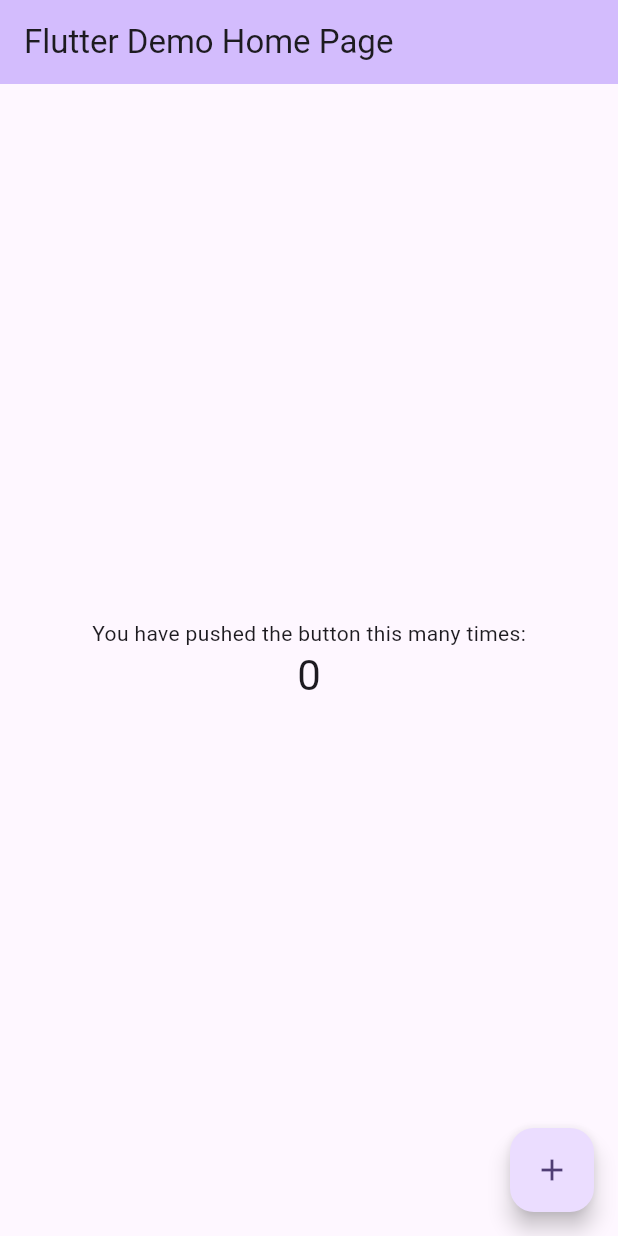
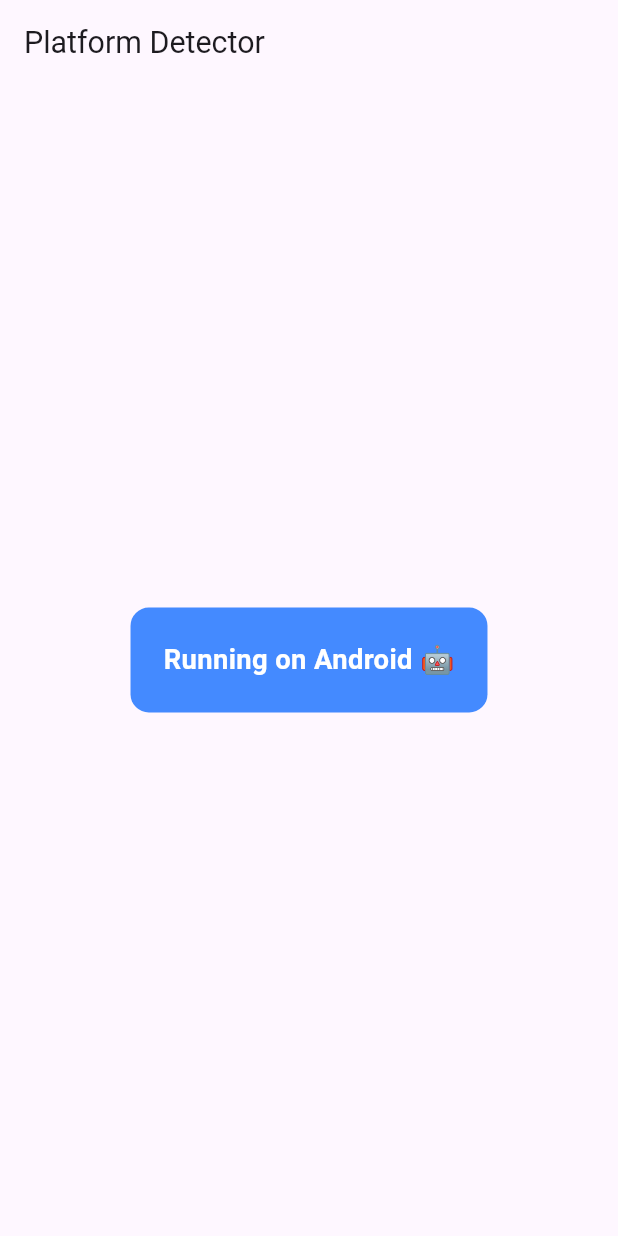
Before and after one commit to OukSaksith/learn_app, a Flutter app: the screen it shows after launch, on a phone screen of 412 x 824 dp. Run offline on Flutter 3.47's test engine with Material 3 defaults, Android fonts, the phone set to English and light mode, and no system bars; our stand-ins replace flutter_screenutil.

Commit message:
Build by Platform

```diff
--- a/lib/main.dart
+++ b/lib/main.dart
@@ -1,122 +1,70 @@
+import 'dart:io';
 import 'package:flutter/material.dart';
+import 'package:flutter/foundation.dart'; // For kIsWeb
+import 'package:flutter_screenutil/flutter_screenutil.dart';
 
 void main() {
   runApp(const MyApp());
 }
-
 class MyApp extends StatelessWidget {
   const MyApp({super.key});
 
-  // This widget is the root of your application.
   @override
   Widget build(BuildContext context) {
-    return MaterialApp(
-      title: 'Flutter Demo',
-      theme: ThemeData(
-        // This is the theme of your application.
-        //
-        // TRY THIS: Try running your application with "flutter run". You'll see
-        // the application has a purple toolbar. Then, without quitting the app,
-        // try changing the seedColor in the colorScheme below to Colors.green
-        // and then invoke "hot reload" (save your changes or press the "hot
-        // reload" button in a Flutter-supported IDE, or press "r" if you used
-        // the command line to start the app).
-        //
-        // Notice that the counter didn't reset back to zero; the application
-        // state is not lost during the reload. To reset the state, use hot
-        // restart instead.
-        //
-        // This works for code too, not just values: Most code changes can be
-        // tested with just a hot reload.
-        colorScheme: ColorScheme.fromSeed(seedColor: Colors.deepPurple),
-      ),
-      home: const MyHomePage(title: 'Flutter Demo Home Page'),
+    return ScreenUtilInit(
+      designSize: const Size(375, 812), // Base size
+      minTextAdapt: true,
+      splitScreenMode: true,
+      builder: (context, child) {
+        return MaterialApp(
+          debugShowCheckedModeBanner: false,
+          title: 'Platform Checker',
+          theme: ThemeData(primarySwatch: Colors.blue),
+          home: const PlatformCheckerScreen(),
+        );
+      },
     );
   }
 }
 
-class MyHomePage extends StatefulWidget {
-  const MyHomePage({super.key, required this.title});
+class PlatformCheckerScreen extends StatelessWidget {
+  const PlatformCheckerScreen({super.key});
 
-  // This widget is the home page of your application. It is stateful, meaning
-  // that it has a State object (defined below) that contains fields that affect
-  // how it looks.
-
-  // This class is the configuration for the state. It holds the values (in this
-  // case the title) provided by the parent (in this case the App widget) and
-  // used by the build method of the State. Fields in a Widget subclass are
-  // always marked "final".
-
-  final String title;
-
-  @override
-  State<MyHomePage> createState() => _MyHomePageState();
-}
-
-class _MyHomePageState extends State<MyHomePage> {
-  int _counter = 0;
-
-  void _incrementCounter() {
-    setState(() {
-      // This call to setState tells the Flutter framework that something has
-      // changed in this State, which causes it to rerun the build method below
-      // so that the display can reflect the updated values. If we changed
-      // _counter without calling setState(), then the build method would not be
-      // called again, and so nothing would appear to happen.
-      _counter++;
-    });
+  String getPlatform() {
+    if (kIsWeb) {
+      return "Running on Web 🌍";
+    } else if (Platform.isAndroid) {
+      return "Running on Android 🤖";
+    } else if (Platform.isIOS) {
+      return "Running on iOS 🍏";
+    } else if (Platform.isWindows) {
+      return "Running on Windows 🖥";
+    } else if (Platform.isMacOS) {
+      return "Running on macOS 🍎";
+    } else if (Platform.isLinux) {
+      return "Running on Linux 🐧";
+    } else {
+      return "Unknown Platform ❓";
+    }
   }
 
   @override
   Widget build(BuildContext context) {
-    // This method is rerun every time setState is called, for instance as done
-    // by the _incrementCounter method above.
-    //
-    // The Flutter framework has been optimized to make rerunning build methods
-    // fast, so that you can just rebuild anything that needs updating rather
-    // than having to individually change instances of widgets.
     return Scaffold(
-      appBar: AppBar(
-        // TRY THIS: Try changing the color here to a specific color (to
-        // Colors.amber, perhaps?) and trigger a hot reload to see the AppBar
-        // change color while the other colors stay the same.
-        backgroundColor: Theme.of(context).colorScheme.inversePrimary,
-        // Here we take the value from the MyHomePage object that was created by
-        // the App.build method, and use it to set our appbar title.
-        title: Text(widget.title),
-      ),
+      appBar: AppBar(title: Text('Platform Detector', style: TextStyle(fontSize: 20.sp))),
       body: Center(
-        // Center is a layout widget. It takes a single child and positions it
-        // in the middle of the parent.
-        child: Column(
-          // Column is also a layout widget. It takes a list of children and
-          // arranges them vertically. By default, it sizes itself to fit its
-          // children horizontally, and tries to be as tall as its parent.
-          //
-          // Column has various properties to control how it sizes itself and
-          // how it positions its children. Here we use mainAxisAlignment to
-          // center the children vertically; the main axis here is the vertical
-          // axis because Columns are vertical (the cross axis would be
-          // horizontal).
-          //
-          // TRY THIS: Invoke "debug painting" (choose the "Toggle Debug Paint"
-          // action in the IDE, or press "p" in the console), to see the
-          // wireframe for each widget.
-          mainAxisAlignment: MainAxisAlignment.center,
-          children: <Widget>[
-            const Text('You have pushed the button this many times:'),
-            Text(
-              '$_counter',
-              style: Theme.of(context).textTheme.headlineMedium,
-            ),
-          ],
+        child: Container(
+          padding: EdgeInsets.all(20.w),
+          decoration: BoxDecoration(
+            color: Colors.blueAccent,
+            borderRadius: BorderRadius.circular(12.r),
+          ),
+          child: Text(
+            getPlatform(),
+            style: TextStyle(fontSize: 18.sp, color: Colors.white, fontWeight: FontWeight.bold),
+          ),
         ),
       ),
-      floatingActionButton: FloatingActionButton(
-        onPressed: _incrementCounter,
-        tooltip: 'Increment',
-        child: const Icon(Icons.add),
-      ), // This trailing comma makes auto-formatting nicer for build methods.
     );
   }
 }
--- a/pubspec.yaml
+++ b/pubspec.yaml
@@ -34,6 +34,7 @@ dependencies:
   # The following adds the Cupertino Icons font to your application.
   # Use with the CupertinoIcons class for iOS style icons.
   cupertino_icons: ^1.0.8
+  flutter_screenutil: ^5.9.0
 
 dev_dependencies:
   flutter_test:
```
Also changed, not shown: pubspec.lock, 1 other file.
